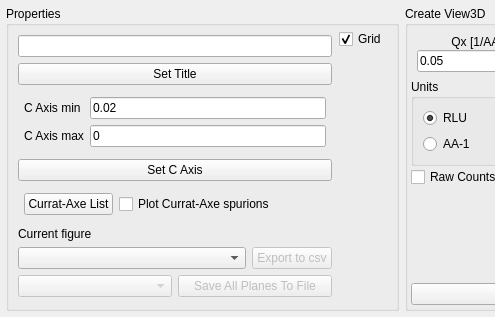
The window that src/main/resources/base/Views/View3D.ui (MJOLNIRPackage/MJOLNIR-GUI) describes before a commit, drawn with Qt 5; both pictures show x 0 to 495 and y 0 to 317 of the 804 by 317 pixel window.
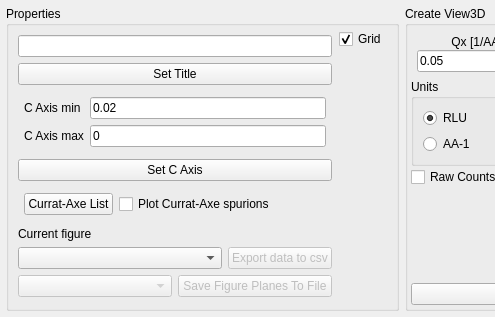
The same window after the commit.

Commit message: Update button text

```diff
--- a/src/main/resources/base/Views/View3D.ui
+++ b/src/main/resources/base/Views/View3D.ui
@@ -260,7 +260,7 @@
              <bool>false</bool>
             </property>
             <property name="text">
-             <string>Export to csv</string>
+             <string>Export data to csv</string>
             </property>
            </widget>
           </item>
@@ -284,7 +284,7 @@
              <string>Save all planes to png files</string>
             </property>
             <property name="text">
-             <string>Save All Planes To File</string>
+             <string>Save Figure Planes To File</string>
             </property>
            </widget>
           </item>
```
